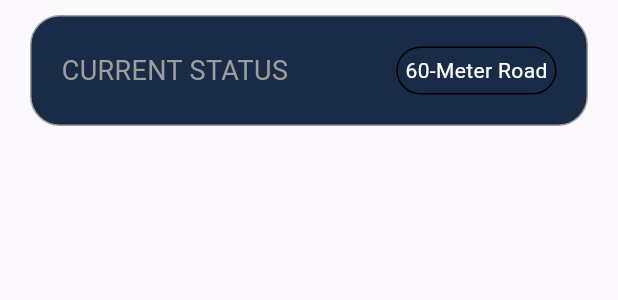
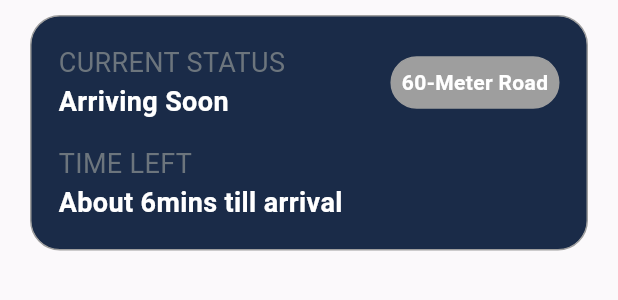
Before and after one commit to super-roomi/pasaty-flutter, a Flutter app: the PrStatusWidget widget shown alone on an empty page, opened directly, on a phone screen of 412 x 824 dp. Shown: the top 300 px of the screen. Run offline on Flutter 3.47's test engine with Material 3 defaults, Android fonts, the phone set to English and light mode, and no system bars; network calls fail.

Commit message:
added the status widget for parents, no functionality yet

```diff
--- a/lib/Pages/Parent Pages/pr_main_page.dart
+++ b/lib/Pages/Parent Pages/pr_main_page.dart
@@ -11,7 +11,7 @@ class PrMainPage extends StatefulWidget {
 class _PrMainPageState extends State<PrMainPage> {
   @override
   Widget build(BuildContext context) {
-    return Column(children: [
+    return ListView(children: [
       PrStatusWidget(),
     ],);
   }
--- a/lib/Widgets/Parent Widgets/pr_status_widget.dart
+++ b/lib/Widgets/Parent Widgets/pr_status_widget.dart
@@ -1,4 +1,5 @@
 import 'package:flutter/material.dart';
+import 'package:mockup/Colors/AppColors.dart';
 
 class PrStatusWidget extends StatefulWidget {
   const PrStatusWidget({super.key});
@@ -14,31 +15,86 @@ class _PrStatusWidgetState extends State<PrStatusWidget> {
       children: [
         Container(
           margin: EdgeInsets.only(left: 20, right: 20, top: 10, bottom: 10),
-          padding: EdgeInsets.all(20),
+          padding: EdgeInsets.all(18),
           decoration: BoxDecoration(
             border: Border.all(color: Colors.grey),
             borderRadius: BorderRadius.circular(20),
             color: Color(0xFF1A2B48),
           ),
-          child: Column(children: [
+          child: Column(
+            children: [
               Row(
                 mainAxisAlignment: MainAxisAlignment.spaceBetween,
                 children: [
-              Text("CURRENT STATUS", style: TextStyle(color: Colors.grey, fontSize: 18),),
+                  Column(
+                    crossAxisAlignment: CrossAxisAlignment.start,
+                    children: [
+                      Text(
+                        "CURRENT STATUS",
+                        style: TextStyle(
+                          color: AppColors.mutedText,
+                          fontSize: 18,
+                        ),
+                      ),
+                      Text(
+                        "Arriving Soon",
+                        style: TextStyle(
+                          color: Colors.white,
+                          fontWeight: FontWeight.bold,
+                          fontSize: 18,
+                        ),
+                      ),
+                    ],
+                  ),
                   Container(
                     decoration: BoxDecoration(
-                  border: Border.all(),
-                  borderRadius: BorderRadius.circular(50)
+                      border: Border.all(color: Colors.grey),
+                      borderRadius: BorderRadius.circular(50),
+                      color: Colors.grey,
                     ),
                     child: Padding(
-                    padding: const EdgeInsets.all(5.0),
-                    child: Text("60-Meter Road", style: TextStyle(color: Colors.white),),
-                  ))
-            ],) //Contains Status & Text Location
+                      padding: const EdgeInsets.all(6.5),
+                      child: Text(
+                        "60-Meter Road",
+                        style: TextStyle(
+                          color: Colors.white,
+                          fontWeight: FontWeight.bold,
+                        ),
+                      ),
+                    ),
+                  ),
+                ],
+              ), //Contains Status & Text Location
+              Padding(
+                padding: const EdgeInsets.only(top: 15.0),
+                child: SizedBox(
+                  width: double.infinity,
+                  child: Column(
+                    crossAxisAlignment: CrossAxisAlignment.start,
+                    children: [
+                      Text(
+                        "TIME LEFT",
+                        style: TextStyle(
+                          color: AppColors.mutedText,
+                          fontSize: 18,
+                        ),
+                        textAlign: TextAlign.start,
+                      ),
+                      Text(
+                        "About 6mins till arrival",
+                        style: TextStyle(
+                          color: Colors.white,
+                          fontWeight: FontWeight.bold,
+                          fontSize: 18,
+                        ),
+                      ),
                     ],
                   ),
-
-        )
+                ),
+              ),
+            ],
+          ),
+        ),
       ],
     );
   }
```
Also changed, not shown: lib/Pages/Driver Pages/dv_profile_page.dart (+16 -6 lines), lib/Pages/Parent Pages/pr_main_shell.dart (+26 -14 lines), lib/Pages/Parent Pages/pr_payment_page.dart (added, +10 -0 lines), lib/Pages/Parent Pages/pr_profile_page.dart (+75 -33 lines). Lines whose indentation alone changed are shown as unchanged.
